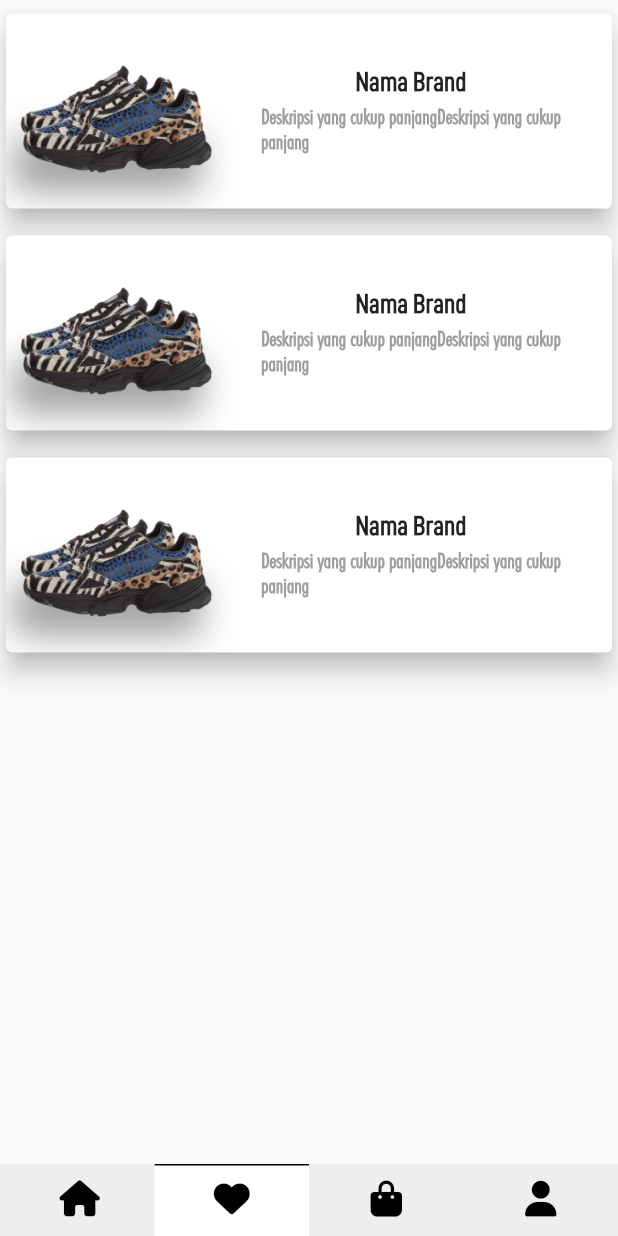
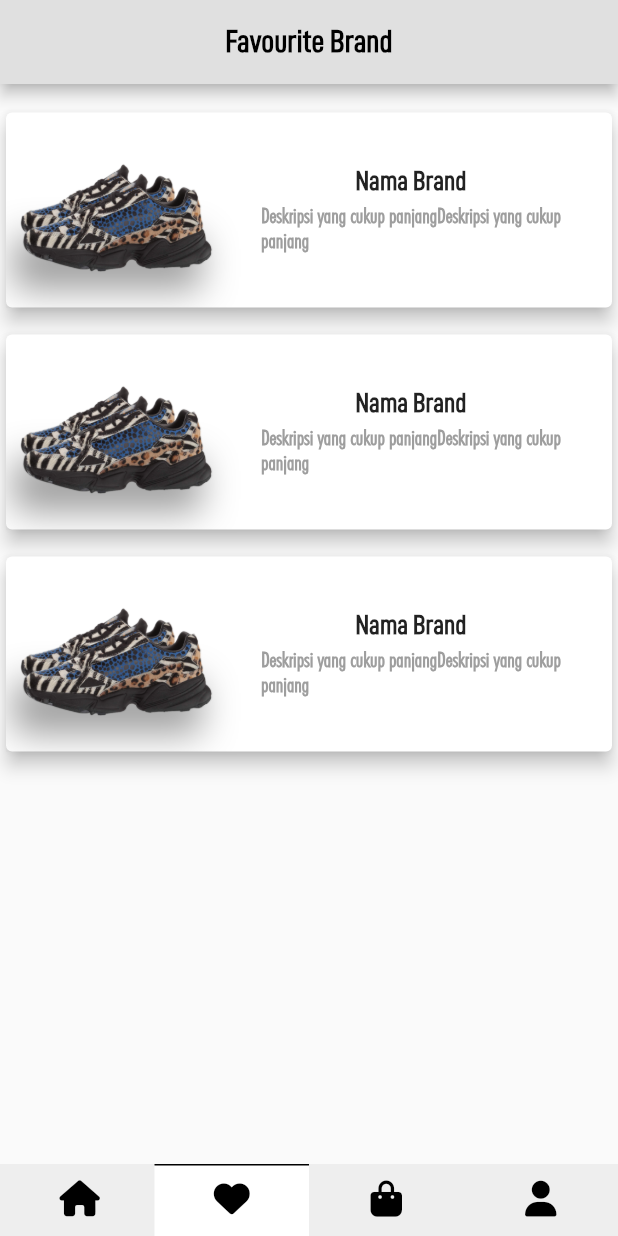
Before and after one commit to aqibalvaaiziin/shoesProject, a Flutter app: the screen it shows after launch, item 2 of the bottom bar chosen, on a phone screen of 412 x 824 dp. Run offline on Flutter 3.47's test engine with Material 2 defaults, Android fonts, the phone set to English and light mode, and no system bars; our stand-ins replace flutter_icons, image_picker, rflutter_alert.

Commit message:
add titlebar

```diff
--- a/lib/pages/favourite_page.dart
+++ b/lib/pages/favourite_page.dart
@@ -4,12 +4,29 @@ import 'package:shoes/widgets/favourite_page/card_brand.dart';
 class FavouritePage extends StatelessWidget {
   @override
   Widget build(BuildContext context) {
-    return ListView(
-      children: <Widget>[
-        CardBrand(),
-        CardBrand(),
-        CardBrand(),
-      ],
+    return Scaffold(
+      appBar: AppBar(
+        title: Center(
+          child: Text(
+            "Favourite Brand",
+            style: TextStyle(
+              color: Colors.black,
+              fontFamily: "D",
+              fontSize: 21,
+              fontWeight: FontWeight.bold,
+            ),
+          ),
+        ),
+        backgroundColor: Colors.grey[300],
+      ),
+      body: ListView(
+        children: <Widget>[
+          SizedBox(height: 10,),
+          CardBrand(),
+          CardBrand(),
+          CardBrand(),
+        ],
+      ),
     );
   }
 }
--- a/lib/widgets/favourite_page/card_brand.dart
+++ b/lib/widgets/favourite_page/card_brand.dart
@@ -8,7 +8,7 @@ class CardBrand extends StatelessWidget {
       width: MediaQuery.of(context).size.width * 0.9,
       margin: EdgeInsets.symmetric(vertical: 5),
       child: Card(
-        elevation: 7,
+        elevation: 5,
         child: Container(
           width: MediaQuery.of(context).size.width * 0.9,
           child: Row(
```
